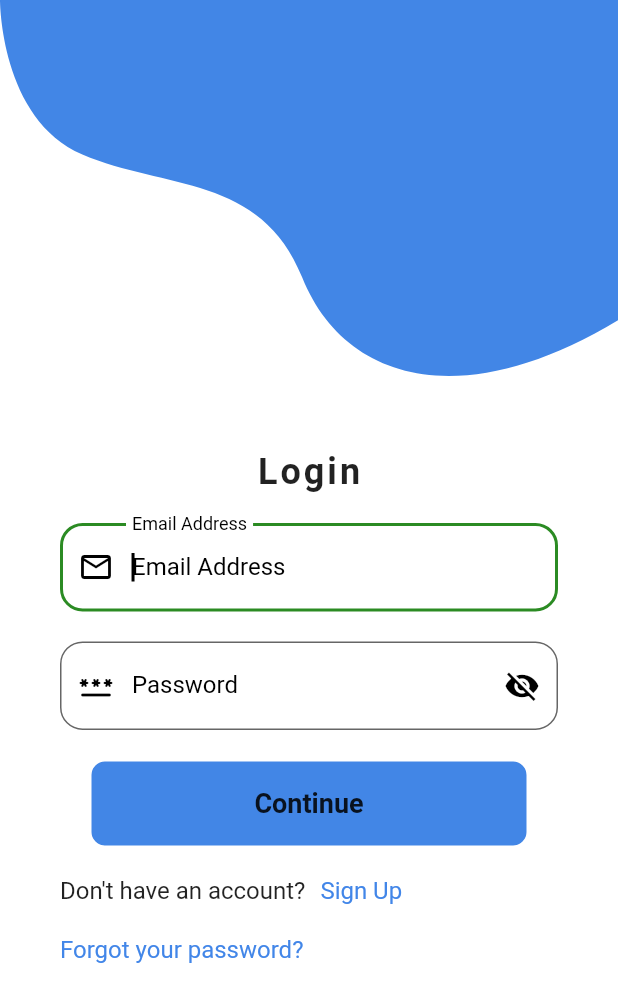
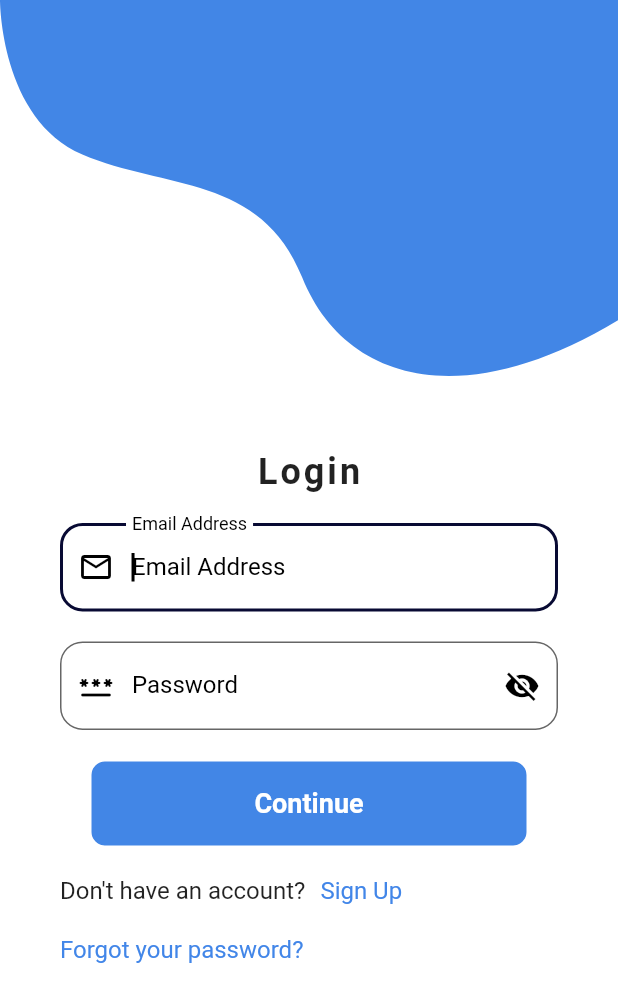
Before and after one commit to mwanagenzi/contact_manager_app, a Flutter app: the screen it shows after launch, after a tap on "Login", on a phone screen of 412 x 824 dp. Shown: the top 1002 px of the screen. Run offline on Flutter 3.47's test engine with Material 2 defaults, Android fonts, the phone set to English and light mode, and no system bars; our stand-ins replace cached_network_image, flutter_spinkit, flutter_svg; network calls fail.

Commit message:
Modify UI components with respect to App theme

```diff
--- a/lib/views/screens/contacts_screen.dart
+++ b/lib/views/screens/contacts_screen.dart
@@ -23,15 +23,14 @@ class ContactsScreen extends StatelessWidget {
                   ),
                   title: Text(
                     'Profile Name',
-                    style: Theme.of(context).textTheme.displayMedium,
+                    style: Theme.of(context).textTheme.bodyMedium,
                   ),
                   subtitle: Text(
                     'No. of contacts',
-                    style: Theme.of(context).textTheme.displaySmall,
+                    style: Theme.of(context).textTheme.labelMedium,
                   ),
                   trailing: const Icon(
                     Icons.arrow_forward_ios,
-                    color: Colors.white,
                   ),
                   onTap: () {
                     Navigator.pushNamed(context, AppRoutes.profile);
@@ -54,7 +53,7 @@ class ContactsScreen extends StatelessWidget {
                       ),
                       subtitle: Text(
                         '+254722000111',
-                        style: Theme.of(context).textTheme.displaySmall,
+                        style: Theme.of(context).textTheme.labelMedium,
                       ),
                       trailing: const Icon(
                         Icons.call,
--- a/lib/views/screens/login_screen.dart
+++ b/lib/views/screens/login_screen.dart
@@ -148,7 +148,6 @@ class _LoginScreenState extends State<LoginScreen> {
                               Icons.email_outlined,
                               color: Colors.black,
                             ),
-                            focusColor: Palette.highlightedTextColor,
                             hintText: 'Email Address',
                             // ignore: prefer_const_constructors
                             hintStyle: TextStyle(
@@ -175,7 +174,6 @@ class _LoginScreenState extends State<LoginScreen> {
                                 .textTheme
                                 .bodyText2!
                                 .copyWith(color: Colors.black),
-                            focusColor: Palette.highlightedTextColor,
                             hintText: 'Password',
                             // ignore: prefer_const_constructors
                             hintStyle: TextStyle(
--- a/lib/views/screens/welcome_screen.dart
+++ b/lib/views/screens/welcome_screen.dart
@@ -32,7 +32,7 @@ class WelcomeScreen extends StatelessWidget {
                           'Hi!',
                           style: Theme.of(context)
                               .textTheme
-                              .headline5!
+                              .headlineSmall!
                               .copyWith(
                                   fontWeight: FontWeight.bold,
                                   letterSpacing: 2),
--- a/lib/views/theme/app_theme.dart
+++ b/lib/views/theme/app_theme.dart
@@ -2,65 +2,6 @@ import 'package:contacts_manager/views/theme/color_palette.dart';
 import 'package:flutter/material.dart';
 
 class AppTheme {
-  // static ThemeData themeData() {
-  //   return ThemeData(
-  //     appBarTheme: const AppBarTheme(
-  //       color: Palette.primaryColor,
-  //       elevation: 2.0,
-  //       shadowColor: Palette.activeCardColor,
-  //       iconTheme: IconThemeData(color: Colors.white),
-  //     ),
-  //     scaffoldBackgroundColor: Palette.primaryColor,
-  //     textTheme: AppTheme.textTheme,
-  //
-  //     // ignore: prefer_const_constructors
-  //     bottomNavigationBarTheme: BottomNavigationBarThemeData(
-  //       selectedItemColor: Colors.black,
-  //       backgroundColor: Colors.white,
-  //       unselectedItemColor: Palette.inactiveCardColor,
-  //     ),
-  //   );
-  // }
-  //
-  // static TextTheme textTheme = const TextTheme(
-  //   displayLarge: TextStyle(
-  //     color: Colors.white,
-  //     fontSize: 30,
-  //   ),
-  //   displayMedium: TextStyle(
-  //     fontSize: 20,
-  //     color: Colors.white,
-  //   ),
-  //   displaySmall: TextStyle(
-  //     color: Colors.white,
-  //     fontSize: 18,
-  //   ),
-  //   headlineMedium: TextStyle(
-  //     color: Colors.white,
-  //     fontSize: 12,
-  //   ),
-  //   headlineSmall: TextStyle(
-  //     color: Colors.white,
-  //     fontSize: 22,
-  //   ),
-  //   titleLarge: TextStyle(
-  //     color: Colors.white,
-  //     fontSize: 13,
-  //   ),
-  //   bodyLarge: TextStyle(
-  //     fontWeight: FontWeight.normal,
-  //     fontSize: 20,
-  //     color: Colors.white,
-  //   ),
-  //   bodyMedium: TextStyle(
-  //     fontSize: 17,
-  //     color: Colors.white,
-  //   ),
-  //   labelMedium: TextStyle(
-  //     fontSize: 15,
-  //     color: Colors.white,
-  //   ),
-  // );
   static ThemeData themeData() => ThemeData(
       colorScheme: ColorScheme.fromSwatch().copyWith(
         primary: Palette.primaryColor,
@@ -72,24 +13,34 @@ class AppTheme {
           fontSize: 22,
           fontWeight: FontWeight.bold,
         ),
+        color: Palette.primaryColor,
+        elevation: 2.0,
+        shadowColor: Palette.activeCardColor,
+        iconTheme: IconThemeData(color: Colors.white),
       ),
       scaffoldBackgroundColor: Palette.secondaryColor,
-      focusColor: Palette.primaryColor,
-      textTheme: const TextTheme(
-        headline1: TextStyle(
+      bottomNavigationBarTheme: const BottomNavigationBarThemeData(
+        selectedItemColor: Palette.activeCardColor,
+        backgroundColor: Colors.white,
+        unselectedItemColor: Palette.hintTextColor,
+      ),
+      focusColor: Palette.linkTextColor,
+      textTheme: AppTheme.textTheme);
+  static TextTheme textTheme = const TextTheme(
+    displayLarge: TextStyle(
       fontWeight: FontWeight.bold,
       fontSize: 20,
       color: Colors.black,
     ),
-        bodyText1: TextStyle(
+    bodyLarge: TextStyle(
       fontSize: 18,
     ),
-        bodyText2: TextStyle(
+    bodyMedium: TextStyle(
       fontSize: 16,
     ),
     labelMedium: TextStyle(
       fontSize: 15,
       color: Colors.black,
     ),
-      ));
+  );
 }
--- a/lib/views/theme/color_palette.dart
+++ b/lib/views/theme/color_palette.dart
@@ -1,14 +1,11 @@
 import 'package:flutter/painting.dart';
 
 class Palette {
-  // static const primaryColor = Color(0xFF080A33);
+  static const primaryColor = Color(0xFF080A33);
   static const activeCardColor = Color(0xFF4286E6);
   static const inactiveCardColor = Color(0xFF222249);
   static const highlightedTextColor = Color(0xFF4286E8);
-  // static const searchBarColor = Color(0xFF222249);
-
-  static const Color primaryColor = Color(0XFF2B8B23);
-  static const Color secondaryColor = Color(0XFFFFFFFF);
+  static const secondaryColor = Color(0XFFFFFFFF);
   static const Color tileDividerColor = Color(0xFFCA0506);
   static const Color hintTextColor = Color(0XFF171616);
   static const Color linkTextColor = Color(0XFF0588BC);
--- a/lib/views/widgets/auth_button.dart
+++ b/lib/views/widgets/auth_button.dart
@@ -25,10 +25,10 @@ class AuthButton extends StatelessWidget {
         title: Center(
           child: Text(
             buttonText,
-            style: Theme.of(context)
-                .textTheme
-                .bodyLarge!
-                .copyWith(fontWeight: FontWeight.bold),
+            style: Theme.of(context).textTheme.bodyLarge!.copyWith(
+                  fontWeight: FontWeight.bold,
+                  color: Colors.white,
+                ),
           ),
         ),
       ),
```
Lines whose indentation alone changed are shown as unchanged.
